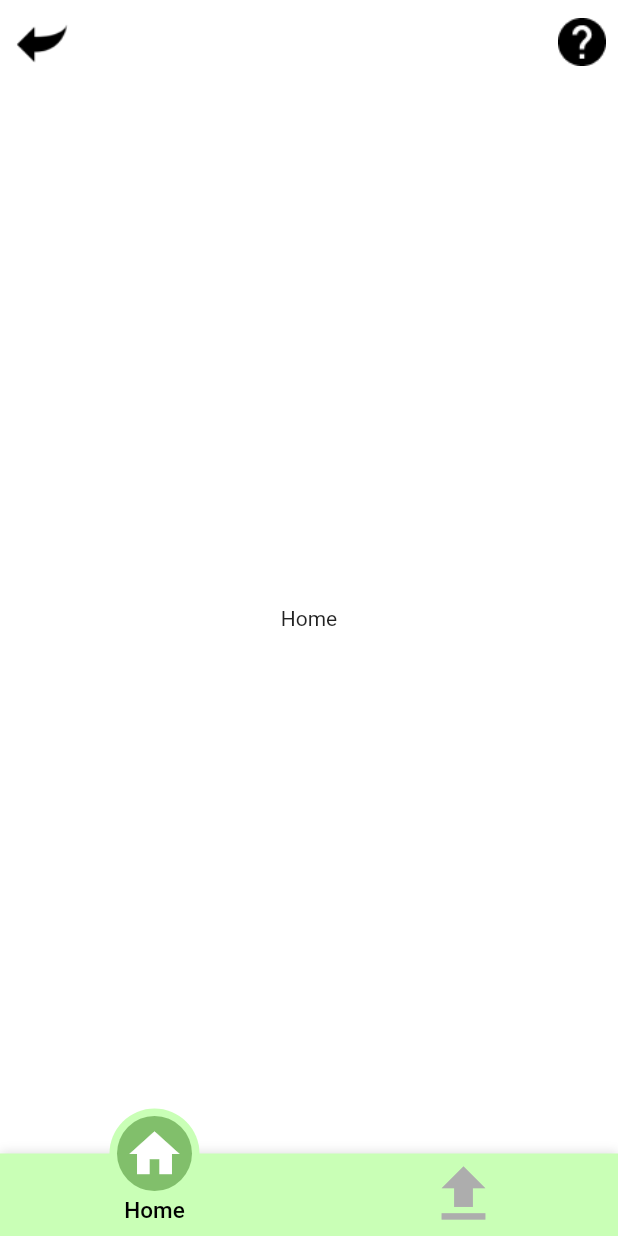
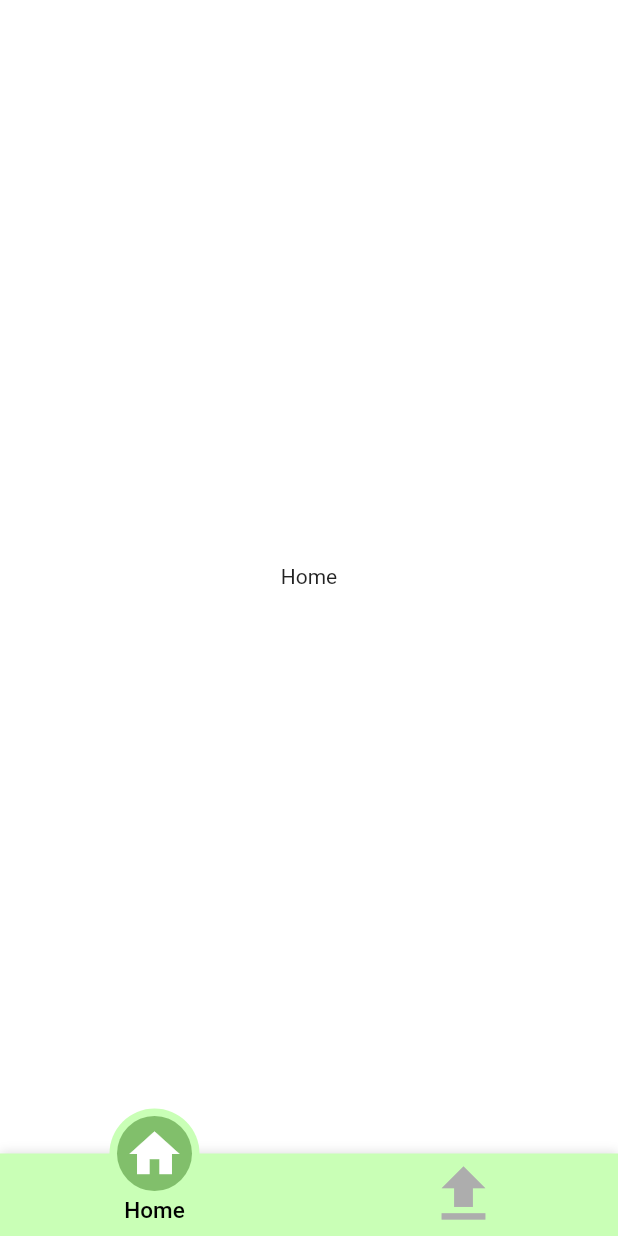
Before and after one commit to hinataaaaaaaaa/ekinavi, a Flutter app: the AdminPage screen opened directly, on a phone screen of 412 x 824 dp. Run offline on Flutter 3.47's test engine with Material 2 defaults, Android fonts, the phone set to English and light mode, and no system bars; drawn by our look-alikes of motion_tab_bar_v2.

Commit message:
[update]遷移先のクラス名を修正

```diff
--- a/lib/view/admin/main_page.dart
+++ b/lib/view/admin/main_page.dart
@@ -34,35 +34,35 @@ class _AdminPageState extends State<AdminPage> with TickerProviderStateMixin {
   Widget build(BuildContext context) {
     return Scaffold(
       backgroundColor: Colors.white,
-      appBar: AppBar(
-        leading: IconButton(
-          onPressed: () {
-            Navigator.push(
-              context,
-              MaterialPageRoute(builder: (context) => MyApp()),
-            );
-          },
-          // 表示アイコン
-          icon: Image.asset('images/tag/return.png'),
-          // サイズ
-          iconSize: 46,
-        ),
-        actions: [
-          IconButton(
-            onPressed: () {
-              Navigator.push(
-                context,
-                MaterialPageRoute(builder: (context) => Login()),
-              );
-            },
-            icon: Image.asset('images/tag/help.png'),
-          ),
-        ],
-        // backgroundColor: Color.fromRGBO(248, 255, 245, 1),
-        backgroundColor: Colors.white,
-        elevation: 0,
-        // title: Text(widget.title!),
-      ),
+      // appBar: AppBar(
+      //   leading: IconButton(
+      //     onPressed: () {
+      //       Navigator.push(
+      //         context,
+      //         MaterialPageRoute(builder: (context) => MyApp()),
+      //       );
+      //     },
+      //     // 表示アイコン
+      //     icon: Image.asset('images/tag/return.png'),
+      //     // サイズ
+      //     iconSize: 46,
+      //   ),
+      //   actions: [
+      //     IconButton(
+      //       onPressed: () {
+      //         Navigator.push(
+      //           context,
+      //           MaterialPageRoute(builder: (context) => Login()),
+      //         );
+      //       },
+      //       icon: Image.asset('images/tag/help.png'),
+      //     ),
+      //   ],
+      //   // backgroundColor: Color.fromRGBO(248, 255, 245, 1),
+      //   backgroundColor: Colors.white,
+      //   elevation: 0,
+      //   // title: Text(widget.title!),
+      // ),
       body: TabBarView(
         physics:
             NeverScrollableScrollPhysics(), // swipe navigation handling is not supported
@@ -70,7 +70,7 @@ class _AdminPageState extends State<AdminPage> with TickerProviderStateMixin {
         // ignore: prefer_const_literals_to_create_immutables
         children: <Widget>[
           Center(child: Text("Home")),
-          const Center(child: videoSelect()),
+          const Center(child: VideoSelect()),
         ],
       ),
       bottomNavigationBar: MotionTabBar(
```
